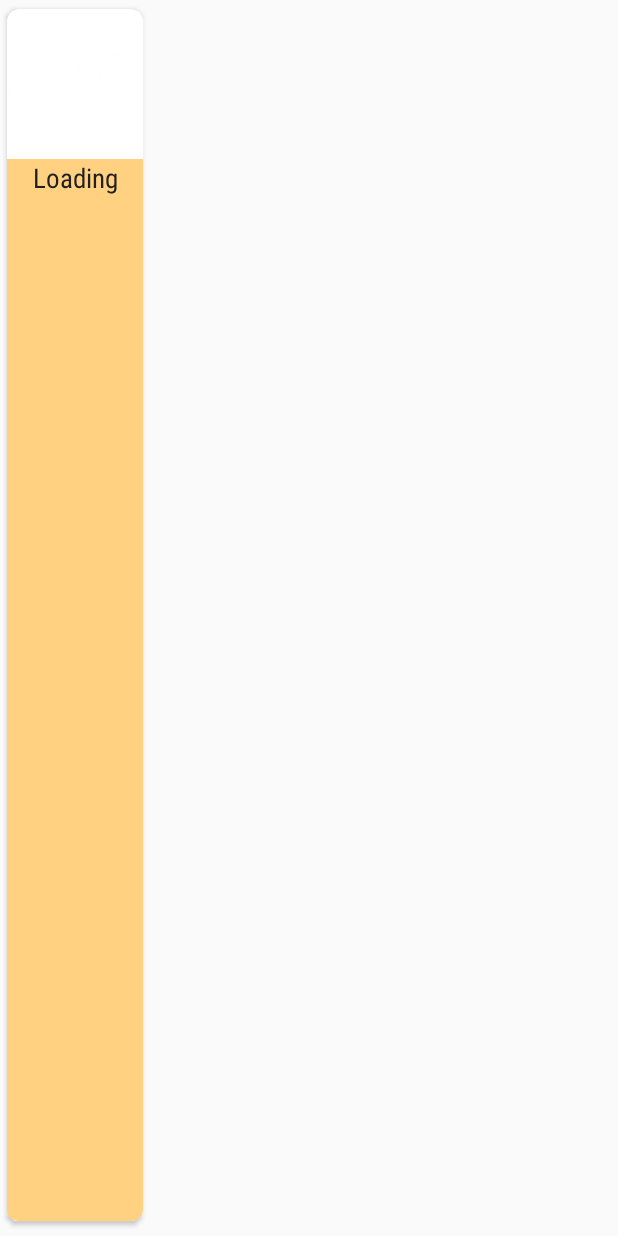
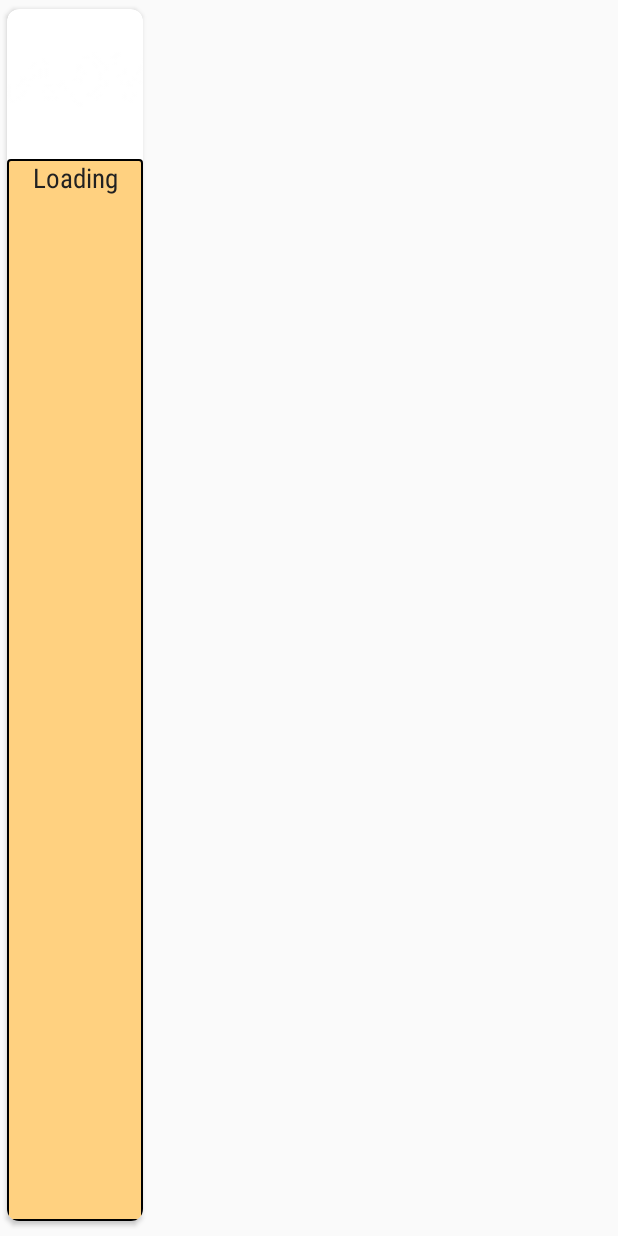
Before and after one commit to fawazeez/KnowPrice, an Android app: the layout list_item_category.xml on its own in the app's theme, with its tools: preview values and no code run, on a phone screen of 412 x 824 dp. Run offline under Robolectric (Android 15) with nearby library versions, the phone set to English and light mode, and no system bars.

```diff
--- a/app/src/main/java/com/adupp/aduppil/knowprice/ShoppingListActivity.java
+++ b/app/src/main/java/com/adupp/aduppil/knowprice/ShoppingListActivity.java
@@ -109,6 +109,7 @@ public class ShoppingListActivity extends AppCompatActivity implements LoaderMan
                             @Override
                             public void onClick(View view) {
                                 String itemName = itemText.getText().toString();
+                                itemName = itemName.trim().toLowerCase();
                                 String qty =  qtyText.getText().toString();
                                 String shopBy = shopByText.getText().toString();
                                 int selectedId = radioQtyGroup.getCheckedRadioButtonId();
@@ -134,6 +135,7 @@ public class ShoppingListActivity extends AppCompatActivity implements LoaderMan
 
                                     if (shoppingListCursor.moveToFirst()) {
                                         Toast.makeText(ShoppingListActivity.this, getString(R.string.item_exist_message), Toast.LENGTH_SHORT).show();
+                                        shoppingListCursor.close();
                                     } else {
                                         ContentValues shoppingListValues = new ContentValues();
 //                                        String[] strArray = itemName.split(" ");
@@ -142,7 +144,6 @@ public class ShoppingListActivity extends AppCompatActivity implements LoaderMan
 //                                            String cap = s.substring(0, 1).toUpperCase() + s.substring(1);
 //                                            builder.append(cap + " ");
 //                                        }
-                                        itemName = itemName.substring(0,1).toUpperCase() + itemName.substring(1);
                                         shoppingListValues.put(KnowPriceContract.ShoppingListEntry.COLUMN_ITEM_NAME, itemName);
                                         shoppingListValues.put(KnowPriceContract.ShoppingListEntry.COLUMN_ITEM_QTY, qty);
                                         shoppingListValues.put(KnowPriceContract.ShoppingListEntry.COLUMN_ITEM_PUR_DATE, Utility.dateAdd(shopByDays));
--- a/app/src/main/java/com/adupp/aduppil/knowprice/adapter/CategoryAdapter.java
+++ b/app/src/main/java/com/adupp/aduppil/knowprice/adapter/CategoryAdapter.java
@@ -78,12 +78,12 @@ public class CategoryAdapter extends RecyclerView.Adapter<CategoryAdapter.ViewHo
     public void onBindViewHolder(ViewHolder holder, int position) {
         mCursor.moveToPosition(position);
         String category = mCursor.getString(CategoryFragment.COL_CATEGORY_NAME);
-        holder.categoryView.setText(category);
+        holder.categoryView.setText(category.substring(0,1).toUpperCase() + category.substring(1));
         holder.categoryView.setContentDescription(mContext.getString(R.string.a11y_category,category));
 
         holder.imageView.setContentDescription(mContext.getString(R.string.a11y_category,category));
         String imgURL = "http://test.mmivisionuae.com/category/"+mCursor.getString(CategoryFragment.COL_CATEGORY_IMAGE)+".jpg";
-        Picasso.with(mContext).load(imgURL).placeholder(R.mipmap.ic_launcher).error(R.drawable.connection_error).into(holder.imageView);
+        Picasso.with(mContext).load(imgURL).placeholder(R.mipmap.ic_launcher).error(R.drawable.connection_error).resize(100,100).into(holder.imageView);
         mICM.onBindViewHolder(holder, position);
     }
 
--- a/app/src/main/java/com/adupp/aduppil/knowprice/adapter/ShoppingListAdapter.java
+++ b/app/src/main/java/com/adupp/aduppil/knowprice/adapter/ShoppingListAdapter.java
@@ -45,7 +45,9 @@ public class ShoppingListAdapter extends CursorAdapter {
         else
             daySeq = "by " + Days + " days";
         Resources res = mContext.getResources();
-        String UXformat = String.format(res.getString(R.string.shopping_list),cursor.getString(ShoppingListActivity.COL_ITEM_NAME),cursor.getString(ShoppingListActivity.COL_ITEM_QTY),cursor.getString(ShoppingListActivity.COL_ITEM_UOM),daySeq);
+        String itemName = cursor.getString(ShoppingListActivity.COL_ITEM_NAME);
+        itemName = itemName.substring(0,1).toUpperCase() + itemName.substring(1);
+        String UXformat = String.format(res.getString(R.string.shopping_list),itemName,cursor.getString(ShoppingListActivity.COL_ITEM_QTY),cursor.getString(ShoppingListActivity.COL_ITEM_UOM),daySeq);
         return UXformat;
 //        return cursor.getString(ShoppingListActivity.COL_ITEM_NAME) +
 //                " - " + cursor.getString(ShoppingListActivity.COL_ITEM_QTY)
--- a/app/src/main/java/com/adupp/aduppil/knowprice/sync/KnowPriceSyncAdapter.java
+++ b/app/src/main/java/com/adupp/aduppil/knowprice/sync/KnowPriceSyncAdapter.java
@@ -229,6 +229,7 @@ public class KnowPriceSyncAdapter extends AbstractThreadedSyncAdapter {
 
     private long addCategory(String category, String catimage) {
         long categoryId;
+        category = category.trim().toLowerCase();
         Cursor categoryCursor = getContext().getContentResolver().query(
                 KnowPriceContract.CategoryEntry.CONTENT_URI,
                 new String[]{KnowPriceContract.CategoryEntry._ID},
--- /dev/null
+++ b/app/src/main/res/drawable/border.xml
@@ -0,0 +1,18 @@
+<?xml version="1.0" encoding="utf-8"?>
+<shape xmlns:android="http://schemas.android.com/apk/res/android" android:shape="rectangle">
+    <!-- view background color -->
+    <solid
+        android:color="@color/colorAccent" >
+    </solid>
+
+    <!-- view border color and width -->
+    <stroke
+        android:width="1dp"
+        android:color="@color/black" >
+    </stroke>
+
+    <!-- The radius makes the corners rounded -->
+    <corners
+        android:radius="2dp"   >
+    </corners>
+</shape>
--- a/app/src/main/res/layout/list_item_category.xml
+++ b/app/src/main/res/layout/list_item_category.xml
@@ -33,7 +33,7 @@
             android:layout_below="@+id/catImageView"
             android:paddingBottom="@dimen/list_padding"
             android:layout_alignParentBottom="true"
-            android:background="@color/colorAccent"/>
+            android:background="@drawable/border"/>
 
     </RelativeLayout>
 
--- a/app/src/main/res/values/strings.xml
+++ b/app/src/main/res/values/strings.xml
@@ -48,8 +48,9 @@
     <string name="today">Today</string>
     <string name="tomorrow">Tomorrow</string>
 
-<string name="item_exist_message"></string>
+    <string name="item_exist_message"> Item already added</string>
     <string name="empty_category_list">No Information Available.Try updating Location in settings</string>
+    <string name="empty_category_search">No Offers available for <xliff:g id="item">%1$s</xliff:g> Try different category</string>
     <string name="empty_offer_list">No Offer Available</string>
     <string name="empty_shopping_list">Add Items to your List</string>
     <string name="empty_category_no_network">NetWork Not available</string>
@@ -59,7 +60,7 @@
     <string name="address_found">Address  Found</string>
     <string name="no_address_found">Address not found</string>
     <string name="invalid_lat_long_used">Invalid Latitude Longitude</string>
-    <string name="service_not_available">Service not availble</string>
+    <string name="service_not_available">Service not available</string>
     <string name="no_geocoder_available">No GeoCode Available</string>
     <string name="add">Add Item</string>
     <string name="itemNull">Enter Item</string>
@@ -75,4 +76,5 @@
     <string name="pref_enable_notifications_label">Offer Notifications</string>
     <string name="pref_enable_notifications_false">Not Enabled</string>
     <string name="pref_enable_notifications_true">Enabled</string>
+    <string name="action_search">SEARCH CATEGORY</string>
 </resources>
--- a/build.gradle
+++ b/build.gradle
@@ -5,7 +5,7 @@ buildscript {
         jcenter()
     }
     dependencies {
-        classpath 'com.android.tools.build:gradle:2.2.2'
+        classpath 'com.android.tools.build:gradle:2.2.3'
         classpath 'com.google.gms:google-services:3.0.0'
         // NOTE: Do not place your application dependencies here; they belong
         // in the individual module build.gradle files
```
Also changed, not shown: app/src/main/java/com/adupp/aduppil/knowprice/CategoryFragment.java (+22 -14 lines), app/src/main/java/com/adupp/aduppil/knowprice/MainActivity.java (+25 -3 lines), app/src/main/java/com/adupp/aduppil/knowprice/data/KnowPriceContract.java (+9 -13 lines), app/src/main/java/com/adupp/aduppil/knowprice/data/KnowPriceProvider.java (+19 -2 lines), app/src/main/res/menu/menu_offer.xml (+8 -3 lines), gradle.properties (+7 -9 lines), 1 other file.
